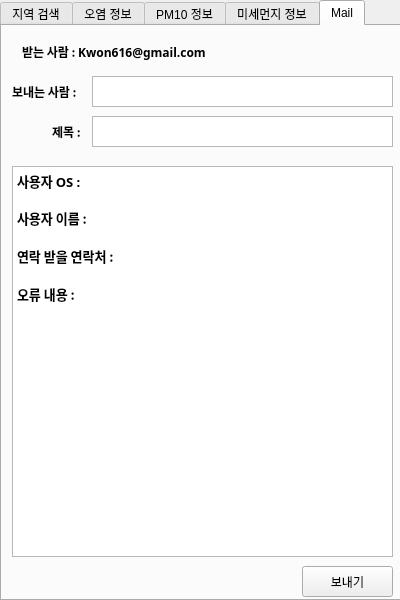
The window that ui to py Convert/convert.ui (WindowsHyun/PythonTermProject) describes before a commit, drawn with Qt 5.
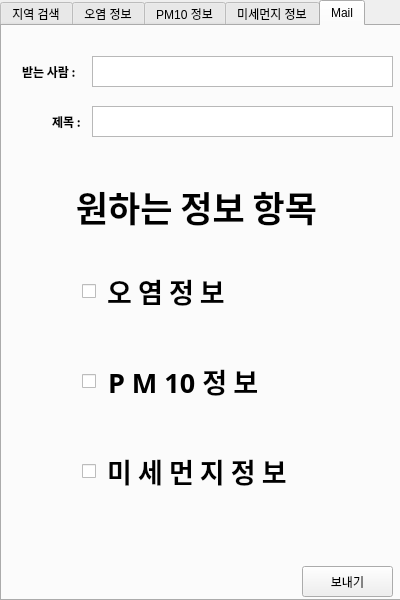
The same window after the commit. The open tabs and pages were chosen to show the change.

Commit message: Update Py Code mail GUI 수정

Diff of the .ui file:
```diff
--- a/ui to py Convert/convert.ui
+++ b/ui to py Convert/convert.ui
@@ -1561,8 +1561,8 @@
      <property name="geometry">
       <rect>
        <x>20</x>
-       <y>10</y>
-       <width>321</width>
+       <y>30</y>
+       <width>70</width>
        <height>31</height>
       </rect>
      </property>
@@ -1574,52 +1574,14 @@
       </font>
      </property>
      <property name="text">
-      <string>받는 사람 : Kwon616@gmail.com</string>
-     </property>
-    </widget>
-    <widget class="QLabel" name="label_12">
-     <property name="geometry">
-      <rect>
-       <x>10</x>
-       <y>50</y>
-       <width>80</width>
-       <height>31</height>
-      </rect>
-     </property>
-     <property name="font">
-      <font>
-       <family>함초롬바탕</family>
-       <weight>75</weight>
-       <bold>true</bold>
-      </font>
-     </property>
-     <property name="text">
-      <string>보내는 사람 :</string>
-     </property>
-    </widget>
-    <widget class="QTextEdit" name="SendAdrText">
-     <property name="geometry">
-      <rect>
-       <x>90</x>
-       <y>50</y>
-       <width>301</width>
-       <height>31</height>
-      </rect>
-     </property>
-     <property name="font">
-      <font>
-       <family>함초롬바탕</family>
-       <pointsize>10</pointsize>
-       <weight>75</weight>
-       <bold>true</bold>
-      </font>
+      <string>받는 사람 :</string>
      </property>
     </widget>
     <widget class="QLabel" name="label_14">
      <property name="geometry">
       <rect>
        <x>50</x>
-       <y>90</y>
+       <y>80</y>
        <width>40</width>
        <height>31</height>
       </rect>
@@ -1639,7 +1601,7 @@
      <property name="geometry">
       <rect>
        <x>90</x>
-       <y>90</y>
+       <y>80</y>
        <width>301</width>
        <height>31</height>
       </rect>
@@ -1653,35 +1615,6 @@
       </font>
      </property>
     </widget>
-    <widget class="QTextEdit" name="ContentText">
-     <property name="geometry">
-      <rect>
-       <x>10</x>
-       <y>140</y>
-       <width>381</width>
-       <height>391</height>
-      </rect>
-     </property>
-     <property name="font">
-      <font>
-       <family>함초롬바탕</family>
-       <pointsize>10</pointsize>
-       <weight>75</weight>
-       <bold>true</bold>
-      </font>
-     </property>
-     <property name="html">
-      <string>&lt;!DOCTYPE HTML PUBLIC &quot;-//W3C//DTD HTML 4.0//EN&quot; &quot;http://www.w3.org/TR/REC-html40/strict.dtd&quot;&gt;
-&lt;html&gt;&lt;head&gt;&lt;meta name=&quot;qrichtext&quot; content=&quot;1&quot; /&gt;&lt;style type=&quot;text/css&quot;&gt;
-p, li { white-space: pre-wrap; }
-&lt;/style&gt;&lt;/head&gt;&lt;body style=&quot; font-family:'함초롬바탕'; font-size:10pt; font-weight:600; font-style:normal;&quot;&gt;
-&lt;p style=&quot; margin-top:0px; margin-bottom:0px; margin-left:0px; margin-right:0px; -qt-block-indent:0; text-indent:0px;&quot;&gt;사용자 OS : &lt;br /&gt;&lt;br /&gt;사용자 이름 : &lt;/p&gt;
-&lt;p style=&quot;-qt-paragraph-type:empty; margin-top:0px; margin-bottom:0px; margin-left:0px; margin-right:0px; -qt-block-indent:0; text-indent:0px;&quot;&gt;&lt;br /&gt;&lt;/p&gt;
-&lt;p style=&quot; margin-top:0px; margin-bottom:0px; margin-left:0px; margin-right:0px; -qt-block-indent:0; text-indent:0px;&quot;&gt;연락 받을 연락처 : &lt;/p&gt;
-&lt;p style=&quot;-qt-paragraph-type:empty; margin-top:0px; margin-bottom:0px; margin-left:0px; margin-right:0px; -qt-block-indent:0; text-indent:0px;&quot;&gt;&lt;br /&gt;&lt;/p&gt;
-&lt;p style=&quot; margin-top:0px; margin-bottom:0px; margin-left:0px; margin-right:0px; -qt-block-indent:0; text-indent:0px;&quot;&gt;오류 내용 : &lt;/p&gt;&lt;/body&gt;&lt;/html&gt;</string>
-     </property>
-    </widget>
     <widget class="QPushButton" name="sendBtn">
      <property name="geometry">
       <rect>
@@ -1695,6 +1628,115 @@
       <string>보내기</string>
      </property>
     </widget>
+    <widget class="QTextEdit" name="textEdit">
+     <property name="geometry">
+      <rect>
+       <x>90</x>
+       <y>30</y>
+       <width>301</width>
+       <height>31</height>
+      </rect>
+     </property>
+    </widget>
+    <widget class="QCheckBox" name="checkBox">
+     <property name="geometry">
+      <rect>
+       <x>80</x>
+       <y>240</y>
+       <width>200</width>
+       <height>50</height>
+      </rect>
+     </property>
+     <property name="font">
+      <font>
+       <family>함초롬바탕</family>
+       <pointsize>20</pointsize>
+       <weight>75</weight>
+       <bold>true</bold>
+      </font>
+     </property>
+     <property name="text">
+      <string> 오 염 정 보</string>
+     </property>
+    </widget>
+    <widget class="QCheckBox" name="checkBox_2">
+     <property name="geometry">
+      <rect>
+       <x>80</x>
+       <y>420</y>
+       <width>250</width>
+       <height>50</height>
+      </rect>
+     </property>
+     <property name="minimumSize">
+      <size>
+       <width>250</width>
+       <height>50</height>
+      </size>
+     </property>
+     <property name="font">
+      <font>
+       <family>함초롬바탕</family>
+       <pointsize>20</pointsize>
+       <weight>75</weight>
+       <bold>true</bold>
+      </font>
+     </property>
+     <property name="text">
+      <string> 미 세 먼 지 정 보</string>
+     </property>
+    </widget>
+    <widget class="QCheckBox" name="checkBox_3">
+     <property name="geometry">
+      <rect>
+       <x>80</x>
+       <y>330</y>
+       <width>200</width>
+       <height>50</height>
+      </rect>
+     </property>
+     <property name="minimumSize">
+      <size>
+       <width>0</width>
+       <height>50</height>
+      </size>
+     </property>
+     <property name="font">
+      <font>
+       <family>함초롬바탕</family>
+       <pointsize>20</pointsize>
+       <weight>75</weight>
+       <bold>true</bold>
+      </font>
+     </property>
+     <property name="text">
+      <string> P M 10 정 보</string>
+     </property>
+    </widget>
+    <widget class="QLabel" name="label_12">
+     <property name="geometry">
+      <rect>
+       <x>-1</x>
+       <y>150</y>
+       <width>391</width>
+       <height>61</height>
+      </rect>
+     </property>
+     <property name="font">
+      <font>
+       <family>함초롬바탕</family>
+       <pointsize>26</pointsize>
+       <weight>75</weight>
+       <bold>true</bold>
+      </font>
+     </property>
+     <property name="text">
+      <string>원하는 정보 항목</string>
+     </property>
+     <property name="alignment">
+      <set>Qt::AlignCenter</set>
+     </property>
+    </widget>
    </widget>
   </widget>
  </widget>
```
Left out of the diff: 2 changed lines with no effect on the pictures. The commit also changes 4 other files.
